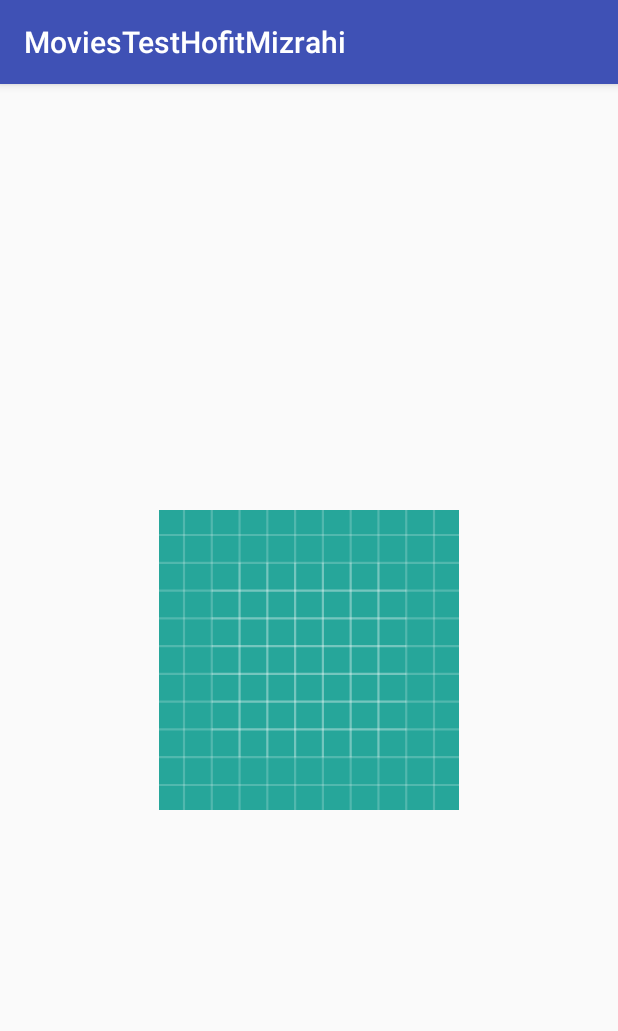
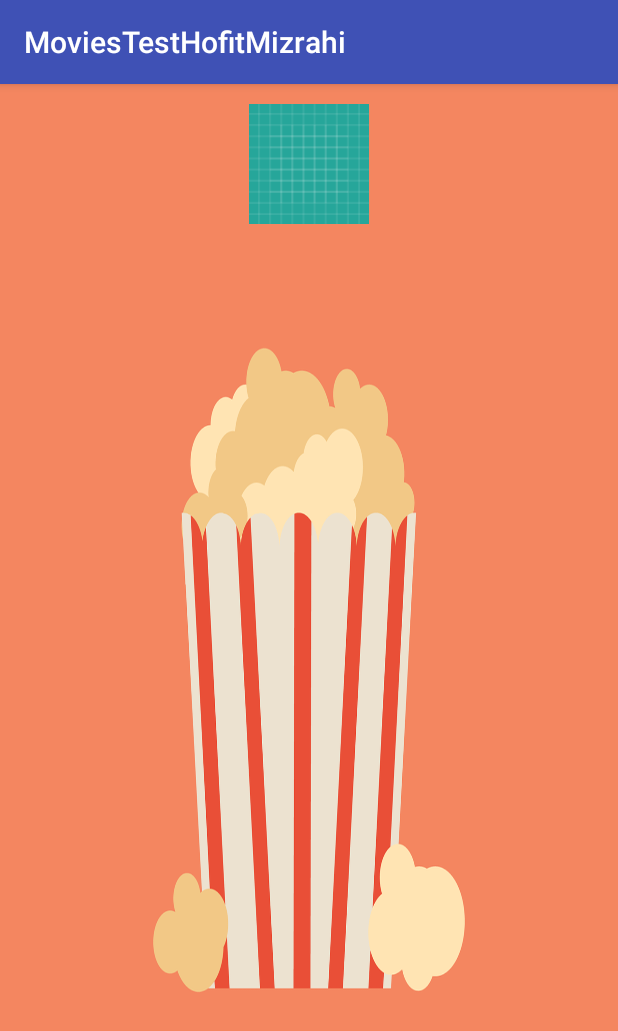
Before and after one commit to hofitMizrahi/jobTest, an Android app: the screen it shows after launch (MainActivity), on a phone screen of 412 x 824 dp. Shown: the top 1031 px of the screen. Run offline under Robolectric (Android 15) with nearby library versions, the phone set to English and light mode, and no system bars.

Commit message:
in progress

```diff
--- a/app/src/main/java/com/example/user/moviestesthofitmizrahi/MainActivity.java
+++ b/app/src/main/java/com/example/user/moviestesthofitmizrahi/MainActivity.java
@@ -1,30 +1,29 @@
 package com.example.user.moviestesthofitmizrahi;
 
+import android.content.Intent;
 import android.support.v7.app.AppCompatActivity;
 import android.os.Bundle;
 import android.view.View;
 import android.widget.ImageView;
-
-import com.example.user.moviestesthofitmizrahi.fragments.DetailsFragment;
-import com.example.user.moviestesthofitmizrahi.fragments.ListFragment;
-import com.example.user.moviestesthofitmizrahi.interfaces.ChangeFragmentService;
-import com.example.user.moviestesthofitmizrahi.moviesDatabase.MoviesTable;
 
 /**
  *
  *  movie API = https://api.androidhive.info/json/movies.json
  */
 
-public class MainActivity extends AppCompatActivity implements ChangeFragmentService{
-
-    ListFragment listFragment;
-
+public class MainActivity extends AppCompatActivity{
 
     @Override
     protected void onCreate(Bundle savedInstanceState) {
         super.onCreate(savedInstanceState);
-        setContentView(R.layout.activity_main);
 
+        if(savedInstanceState == null){
+
+            setContentView(R.layout.activity_main);
+        }else {
+
+            changeFragments();
+        }
 
         ((ImageView)findViewById(R.id.go_IV)).setOnClickListener((View view)->{
 
@@ -32,27 +31,16 @@ public class MainActivity extends AppCompatActivity implements ChangeFragmentSer
             moviesServiceProvider.getMoviesData();
 
             //TODO go to next screen --> list fragment screen
+            changeFragments();
 
             ((ImageView)findViewById(R.id.go_IV)).setVisibility(View.INVISIBLE);
         });
     }
 
-    @Override
-    public void changeFragments(MoviesTable movie) {
 
-        DetailsFragment detailsFragment = new DetailsFragment();
-        getFragmentManager().beginTransaction().replace(R.id.go_main_layout, detailsFragment).commit();
-    }
+    private void changeFragments() {
 
-    @Override
-    public void changeToListFragment() {
-
-        listFragment = new ListFragment();
-        getFragmentManager().beginTransaction().replace(R.id.go_main_layout, listFragment).commit();
-    }
-
-    @Override
-    public void changeToQRFragment() {
-
+        Intent intent = new Intent(this, ListActivity.class);
+        startActivity(intent);
     }
 }
--- a/app/src/main/java/com/example/user/moviestesthofitmizrahi/MoviesServiceProvider.java
+++ b/app/src/main/java/com/example/user/moviestesthofitmizrahi/MoviesServiceProvider.java
@@ -6,7 +6,6 @@ import android.graphics.Color;
 import android.graphics.drawable.ColorDrawable;
 import android.widget.Toast;
 
-import com.example.user.moviestesthofitmizrahi.interfaces.ChangeFragmentService;
 import com.example.user.moviestesthofitmizrahi.interfaces.GitHubService;
 import com.example.user.moviestesthofitmizrahi.model.Movie;
 import com.example.user.moviestesthofitmizrahi.moviesDatabase.MoviesTable;
@@ -60,8 +59,6 @@ public class MoviesServiceProvider {
                 pd.dismiss();
 
                 // go to list fragment
-                ChangeFragmentService service = (ChangeFragmentService) context;
-                service.changeToListFragment();
             }
 
             @Override
--- a/app/src/main/java/com/example/user/moviestesthofitmizrahi/interfaces/ChangeFragmentService.java
+++ /dev/null
@@ -1,16 +0,0 @@
-package com.example.user.moviestesthofitmizrahi.interfaces;
-
-import com.example.user.moviestesthofitmizrahi.moviesDatabase.MoviesTable;
-
-/**
- * Created by user on 18/04/2018.
- */
-
-public interface ChangeFragmentService {
-
-    void changeFragments(MoviesTable movie);
-
-    void changeToListFragment();
-
-    void changeToQRFragment();
-}
--- a/app/src/main/res/layout/activity_main.xml
+++ b/app/src/main/res/layout/activity_main.xml
@@ -5,15 +5,17 @@
     android:layout_width="match_parent"
     android:layout_height="match_parent"
     tools:context="com.example.user.moviestesthofitmizrahi.MainActivity"
-    android:id="@+id/go_main_layout">
+    android:id="@+id/go_main_layout"
+    android:background="@drawable/popcorny">
 
     <ImageView
+        android:id="@+id/go_IV"
         android:layout_width="200dp"
-        android:layout_height="200dp"
+        android:layout_height="80dp"
+        android:layout_alignParentTop="true"
         android:layout_centerHorizontal="true"
-        android:layout_centerVertical="true"
         android:layout_gravity="center"
-        android:src="@drawable/ic_launcher_background"
-        android:id="@+id/go_IV"/>
+        android:layout_marginTop="13dp"
+        android:src="@drawable/ic_launcher_background" />
 
 </RelativeLayout>
```
Also changed, not shown: app/src/main/AndroidManifest.xml (+10 -2 lines), app/src/main/java/com/example/user/moviestesthofitmizrahi/DetailsMovieDialog.java (added, +38 -0 lines), app/src/main/java/com/example/user/moviestesthofitmizrahi/ListActivity.java (added, +67 -0 lines), app/src/main/java/com/example/user/moviestesthofitmizrahi/QRActivity.java (+9 -3 lines), app/src/main/java/com/example/user/moviestesthofitmizrahi/fragments/DetailsFragment.java (deleted, +0 -37 lines), app/src/main/java/com/example/user/moviestesthofitmizrahi/fragments/ListFragment.java (deleted, +0 -50 lines), app/src/main/java/com/example/user/moviestesthofitmizrahi/fragments/RecyclerAdapter.java (+4 -18 lines), app/src/main/res/drawable/popcorn.jpg (added), app/src/main/res/drawable/popcorny.png (added), app/src/main/res/layout/activity_list_layout.xml (renamed from app/src/main/res/layout/fragment_list.xml).
